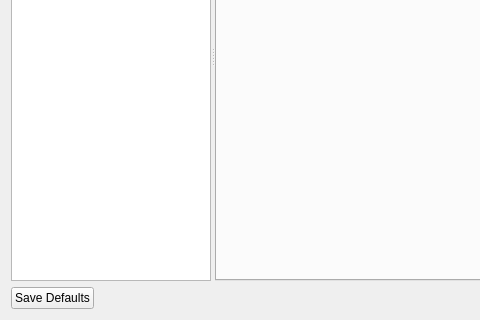
Old version of the form vclib/render/src/vclib/qt/gui/settings_dialog.ui in the repository cnr-isti-vclab/vclib; both pictures show x 0 to 480 and y 180 to 500 of the 800 by 500 pixel window.
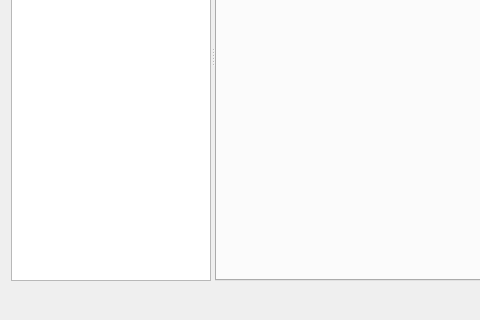
New version of the form.

Commit message: [render] cleanups and remove Save Defaults button to SettingsDialog

```diff
--- a/vclib/render/src/vclib/qt/gui/settings_dialog.ui
+++ b/vclib/render/src/vclib/qt/gui/settings_dialog.ui
@@ -67,13 +67,7 @@
    </item>
    <item>
     <layout class="QHBoxLayout" name="horizontalLayout">
-     <item>
-      <widget class="QPushButton" name="saveDefaultsButton">
-       <property name="text">
-        <string>Save Defaults</string>
-       </property>
-      </widget>
-     </item>
+
      <item>
       <spacer name="horizontalSpacer">
        <property name="orientation">
```
The commit also changes 6 other files.
